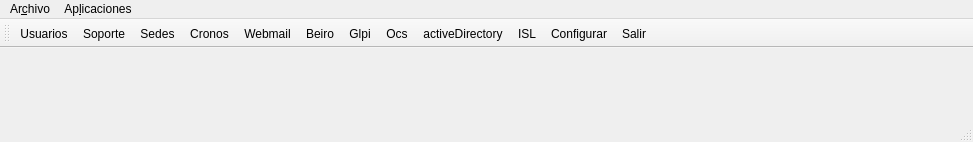
kapazao/GrxMenu, file botonera.ui: the form before one commit.
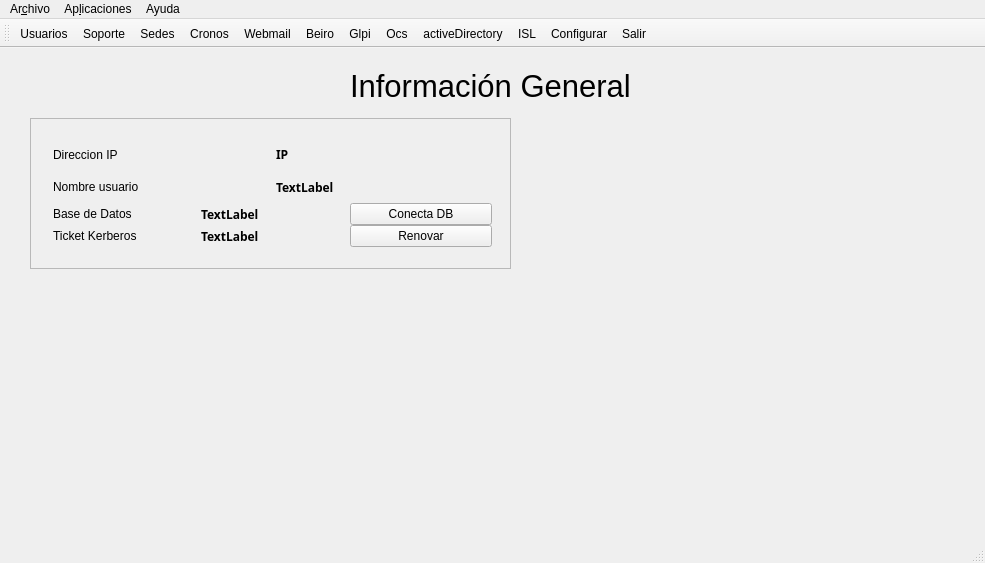
The form after the commit. Icons and pictures are not drawn.

What changed in the file:
```diff
--- a/botonera.ui
+++ b/botonera.ui
@@ -6,21 +6,186 @@
    <rect>
     <x>0</x>
     <y>0</y>
-    <width>973</width>
-    <height>142</height>
+    <width>985</width>
+    <height>563</height>
    </rect>
   </property>
   <property name="windowTitle">
    <string>Botonera</string>
   </property>
-  <widget class="QWidget" name="centralWidget"/>
+  <widget class="QWidget" name="centralWidget">
+   <widget class="QLabel" name="label_2">
+    <property name="geometry">
+     <rect>
+      <x>350</x>
+      <y>20</y>
+      <width>287</width>
+      <height>35</height>
+     </rect>
+    </property>
+    <property name="font">
+     <font>
+      <pointsize>23</pointsize>
+     </font>
+    </property>
+    <property name="text">
+     <string>Información General</string>
+    </property>
+   </widget>
+   <widget class="QFrame" name="frame">
+    <property name="geometry">
+     <rect>
+      <x>30</x>
+      <y>70</y>
+      <width>481</width>
+      <height>151</height>
+     </rect>
+    </property>
+    <property name="frameShape">
+     <enum>QFrame::StyledPanel</enum>
+    </property>
+    <property name="frameShadow">
+     <enum>QFrame::Raised</enum>
+    </property>
+    <widget class="QWidget" name="layoutWidget">
+     <property name="geometry">
+      <rect>
+       <x>12</x>
+       <y>9</y>
+       <width>461</width>
+       <height>131</height>
+      </rect>
+     </property>
+     <layout class="QVBoxLayout" name="verticalLayout">
+      <property name="spacing">
+       <number>0</number>
+      </property>
+      <item>
+       <layout class="QHBoxLayout" name="horizontalLayout_2">
+        <item>
+         <widget class="QLabel" name="label">
+          <property name="text">
+           <string>Direccion IP</string>
+          </property>
+         </widget>
+        </item>
+        <item>
+         <widget class="QLabel" name="label_ip">
+          <property name="font">
+           <font>
+            <family>Ubuntu Condensed</family>
+            <weight>75</weight>
+            <italic>false</italic>
+            <bold>true</bold>
+           </font>
+          </property>
+          <property name="text">
+           <string>IP</string>
+          </property>
+         </widget>
+        </item>
+       </layout>
+      </item>
+      <item>
+       <layout class="QHBoxLayout" name="horizontalLayout_3">
+        <item>
+         <widget class="QLabel" name="label_3">
+          <property name="text">
+           <string>Nombre usuario</string>
+          </property>
+         </widget>
+        </item>
+        <item>
+         <widget class="QLabel" name="label_username">
+          <property name="font">
+           <font>
+            <family>Ubuntu Condensed</family>
+            <weight>75</weight>
+            <bold>true</bold>
+           </font>
+          </property>
+          <property name="text">
+           <string>TextLabel</string>
+          </property>
+         </widget>
+        </item>
+       </layout>
+      </item>
+      <item>
+       <layout class="QHBoxLayout" name="horizontalLayout">
+        <item>
+         <widget class="QLabel" name="label_5">
+          <property name="text">
+           <string>Base de Datos</string>
+          </property>
+         </widget>
+        </item>
+        <item>
+         <widget class="QLabel" name="label_DB">
+          <property name="font">
+           <font>
+            <family>Ubuntu Condensed</family>
+            <weight>75</weight>
+            <bold>true</bold>
+           </font>
+          </property>
+          <property name="text">
+           <string>TextLabel</string>
+          </property>
+         </widget>
+        </item>
+        <item>
+         <widget class="QPushButton" name="pushButton">
+          <property name="text">
+           <string>Conecta DB</string>
+          </property>
+         </widget>
+        </item>
+       </layout>
+      </item>
+      <item>
+       <layout class="QHBoxLayout" name="horizontalLayout_4">
+        <item>
+         <widget class="QLabel" name="label_4">
+          <property name="text">
+           <string>Ticket Kerberos</string>
+          </property>
+         </widget>
+        </item>
+        <item>
+         <widget class="QLabel" name="label_6">
+          <property name="font">
+           <font>
+            <family>Ubuntu Condensed</family>
+            <weight>75</weight>
+            <bold>true</bold>
+           </font>
+          </property>
+          <property name="text">
+           <string>TextLabel</string>
+          </property>
+         </widget>
+        </item>
+        <item>
+         <widget class="QPushButton" name="pushButton_2">
+          <property name="text">
+           <string>Renovar</string>
+          </property>
+         </widget>
+        </item>
+       </layout>
+      </item>
+     </layout>
+    </widget>
+   </widget>
+  </widget>
   <widget class="QMenuBar" name="menuBar">
    <property name="geometry">
     <rect>
      <x>0</x>
      <y>0</y>
-     <width>973</width>
-     <height>19</height>
+     <width>985</width>
+     <height>22</height>
     </rect>
    </property>
    <widget class="QMenu" name="menuNuevo">
@@ -46,8 +211,15 @@
     <addaction name="actionISL"/>
     <addaction name="actionConfigurar"/>
    </widget>
+   <widget class="QMenu" name="menuAcerca_de">
+    <property name="title">
+     <string>Ayuda</string>
+    </property>
+    <addaction name="actionAcerca_de"/>
+   </widget>
    <addaction name="menuNuevo"/>
    <addaction name="menuAplicaciones"/>
+   <addaction name="menuAcerca_de"/>
   </widget>
   <widget class="QToolBar" name="mainToolBar">
    <property name="baseSize">
```
Left out of the diff: 5 changed lines with no effect on the pictures.
